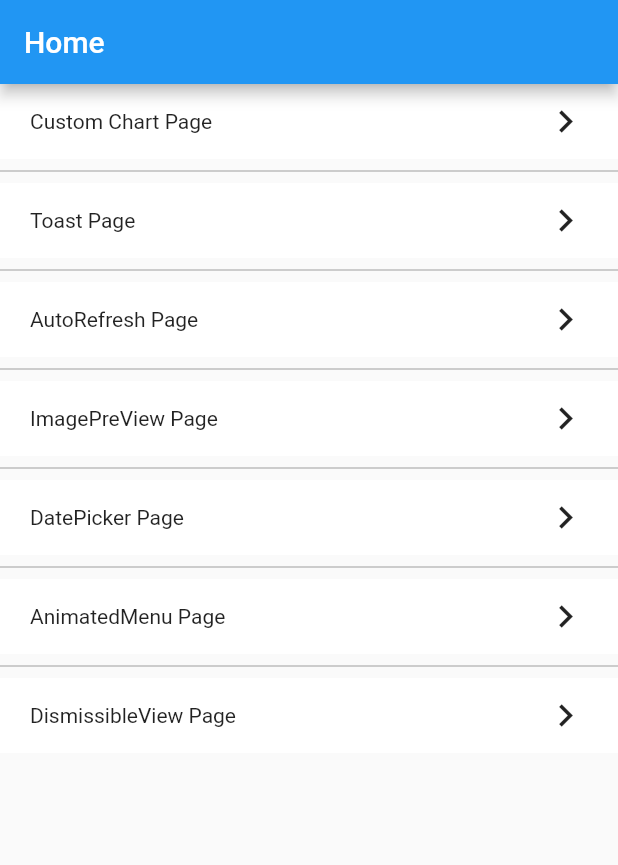
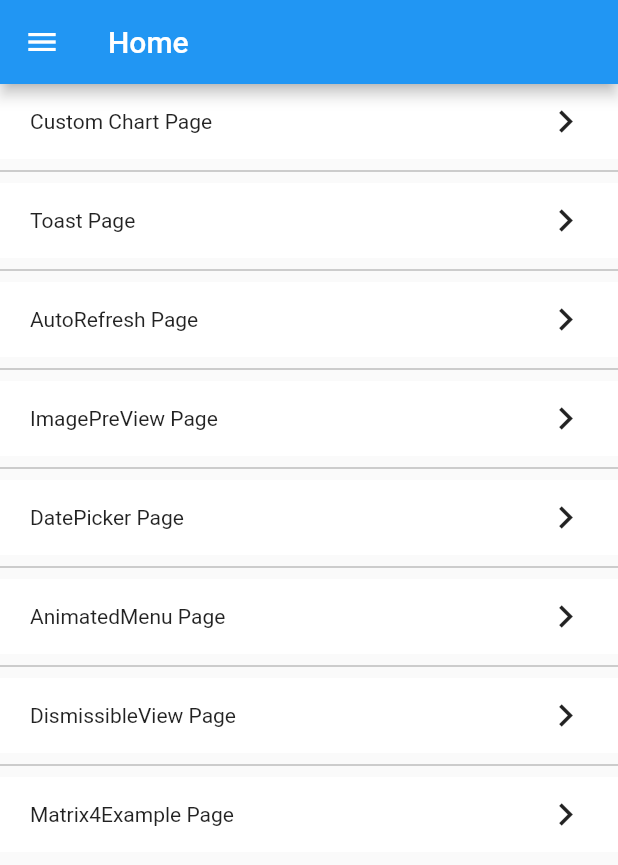
Before and after one commit to knightswift-L/ui_kit, a Flutter app: the screen it shows after launch, on a phone screen of 412 x 824 dp. Shown: the top 865 px of the screen. Run offline on Flutter 3.47's test engine with Material 2 defaults, Android fonts, the phone set to English and light mode, and no system bars; missing offline and left inert: smoothie.

Commit message:
新增滑动开启drawer动画

```diff
--- a/example/lib/main.dart
+++ b/example/lib/main.dart
@@ -1,3 +1,5 @@
+import 'dart:io';
+
 import 'package:flutter/material.dart';
 import 'package:ui_kit/toast.dart';
 import 'package:ui_kit_example/page/home_page.dart';
@@ -16,6 +18,7 @@ class CustomApp extends StatelessWidget{
       title: 'Custom App Exercise',
       theme: ThemeData(
         primarySwatch: Colors.blue,
+        platform: TargetPlatform.linux
       ),
       home: Builder(builder: (BuildContext context){
         Toast().init(context);
--- a/example/lib/page/home_page.dart
+++ b/example/lib/page/home_page.dart
@@ -8,6 +8,7 @@ import 'auto_refresh_page.dart';
 import 'custom_chart_page.dart';
 import 'date_picker_page.dart';
 import 'dismissible_view_page.dart';
+import 'matrix4_example_page.dart';
 
 typedef Widget PageRouteBuilder(BuildContext context);
 class PageItem{
@@ -27,10 +28,32 @@ class HomePage extends StatelessWidget{
     PageItem(title: "AnimatedMenu Page",builder: (BuildContext context)=>AnimatedMenuPage()),
     //DismissibleViewPage
     PageItem(title: "DismissibleView Page",builder: (BuildContext context)=>DismissibleViewPage()),
+    //Matrix4ExamplePage
+    PageItem(title: "Matrix4Example Page",builder: (BuildContext context)=>Matrix4ExamplePage()),
   ];
   @override
   Widget build(BuildContext context) {
    return Scaffold(
+     drawer: Column(
+       children: [
+         Container(
+           height: 100,
+           width: double.infinity,
+           color: Colors.green,
+         ),
+         Container(
+           height: 100,
+           width: double.infinity,
+           color: Colors.green,
+         ),
+         Container(
+           height: 100,
+           width: double.infinity,
+           color: Colors.green,
+         )
+       ],
+     ),
+     drawerEnableOpenDragGesture: true,
      appBar: AppBar(
        title: Text("Home"),
      ),
--- a/example/pubspec.yaml
+++ b/example/pubspec.yaml
@@ -29,6 +29,7 @@ dependencies:
   # The following adds the Cupertino Icons font to your application.
   # Use with the CupertinoIcons class for iOS style icons.
   cupertino_icons: ^1.0.2
+  url_launcher: ^6.1.10
 
 dev_dependencies:
   flutter_test:
```
Also changed, not shown: example/lib/page/matrix4_example_page.dart (added, +140 -0 lines), example/lib/page/toast_page.dart (+19 -12 lines), example/pubspec.lock, 2 other files.
